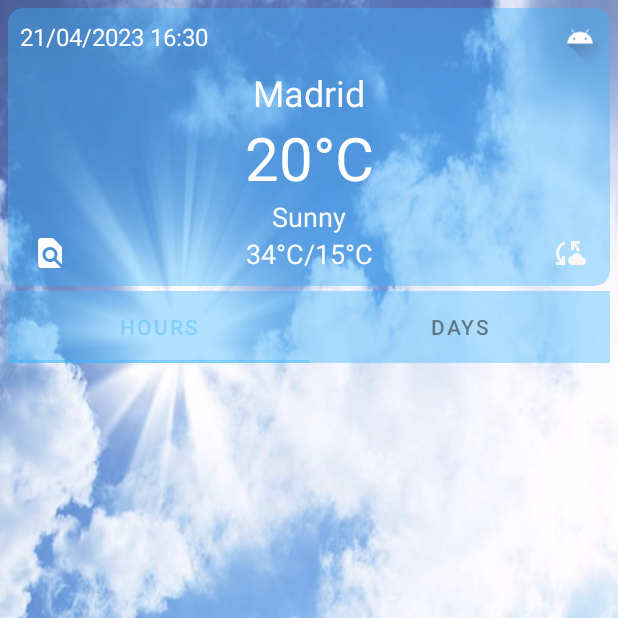
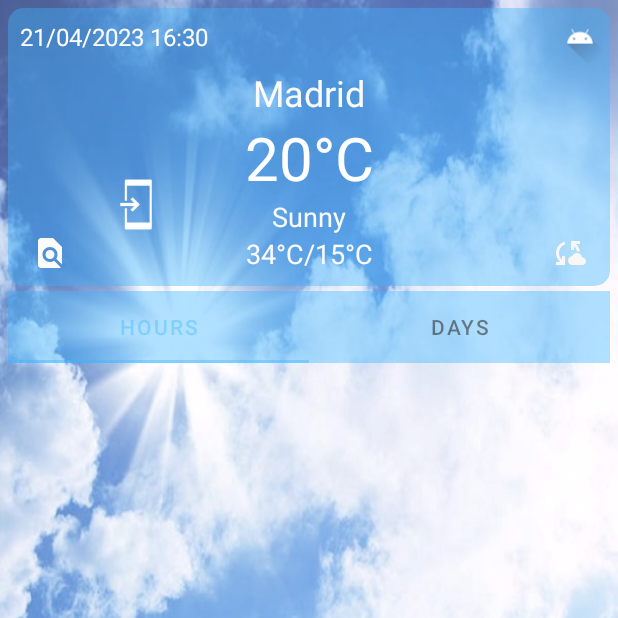
Before and after one commit to Detalboroda/pogodaApi, an Android app: the screen it shows after launch (MainActivity), on a phone screen of 412 x 824 dp, the top half of it. Run offline under Robolectric (Android 15) with nearby library versions, the phone set to English and light mode, and no system bars; our stand-ins replace Picasso, Volley; pictures from the network do not load; Roboto replaces fonts that are not available here; 1 statement that could not run was skipped.

Commit message:
добавили картинку телефона

```diff
--- a/app/src/main/res/layout/fragment_main.xml
+++ b/app/src/main/res/layout/fragment_main.xml
@@ -131,6 +131,17 @@
                 app:layout_constraintEnd_toEndOf="parent"
                 app:layout_constraintTop_toTopOf="@+id/tvMaxMin" />
 
+            <ImageView
+                android:id="@+id/imageView"
+                android:layout_width="43dp"
+                android:layout_height="46dp"
+                android:layout_marginTop="56dp"
+                android:src="@drawable/common_full_open_on_phone"
+                app:layout_constraintBottom_toBottomOf="@+id/ibSearch"
+                app:layout_constraintEnd_toStartOf="@+id/tvCurrentTemp"
+                app:layout_constraintStart_toStartOf="@+id/ibSearch"
+                app:layout_constraintTop_toBottomOf="@+id/tvData" />
+
         </androidx.constraintlayout.widget.ConstraintLayout>
     </androidx.cardview.widget.CardView>
 
```
